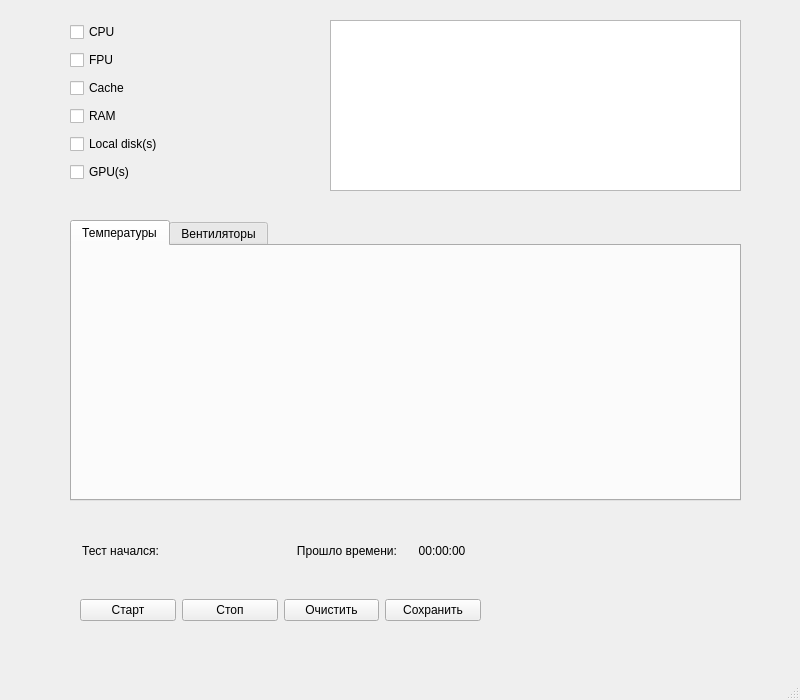
This is stresstestapp.ui in kirathenics/QtStressTest as Qt 5 draws it before an edit. The edited form follows.
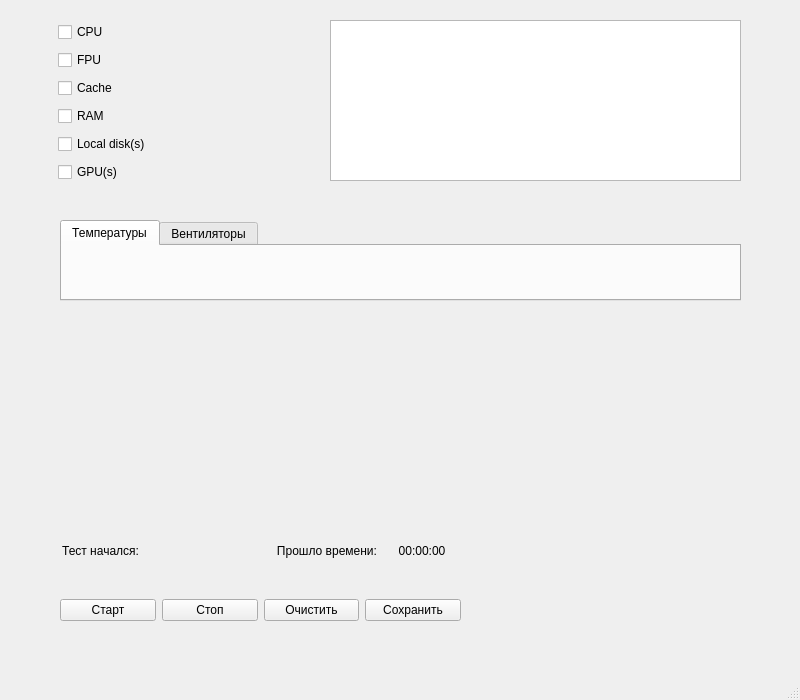
This is the edited form.

Commit message: added cpu load chart

Diff of the .ui file:
```diff
--- a/stresstestapp.ui
+++ b/stresstestapp.ui
@@ -17,7 +17,7 @@
    <widget class="QWidget" name="horizontalLayoutWidget">
     <property name="geometry">
      <rect>
-      <x>80</x>
+      <x>60</x>
       <y>590</y>
       <width>401</width>
       <height>41</height>
@@ -57,10 +57,10 @@
    <widget class="QTabWidget" name="tabWidget">
     <property name="geometry">
      <rect>
-      <x>70</x>
+      <x>60</x>
       <y>220</y>
-      <width>671</width>
-      <height>281</height>
+      <width>681</width>
+      <height>81</height>
      </rect>
     </property>
     <property name="currentIndex">
@@ -80,7 +80,7 @@
    <widget class="QWidget" name="horizontalLayoutWidget_2">
     <property name="geometry">
      <rect>
-      <x>80</x>
+      <x>60</x>
       <y>530</y>
       <width>401</width>
       <height>41</height>
@@ -138,7 +138,7 @@
    <widget class="QWidget" name="verticalLayoutWidget">
     <property name="geometry">
      <rect>
-      <x>70</x>
+      <x>58</x>
       <y>20</y>
       <width>191</width>
       <height>164</height>
@@ -195,10 +195,21 @@
       <x>330</x>
       <y>20</y>
       <width>411</width>
-      <height>171</height>
+      <height>161</height>
      </rect>
     </property>
    </widget>
+   <widget class="QWidget" name="verticalLayoutWidget_2">
+    <property name="geometry">
+     <rect>
+      <x>60</x>
+      <y>330</y>
+      <width>681</width>
+      <height>181</height>
+     </rect>
+    </property>
+    <layout class="QVBoxLayout" name="cpuLoadLayout"/>
+   </widget>
   </widget>
   <widget class="QMenuBar" name="menubar">
    <property name="geometry">
```
The commit also changes 8 other files.
